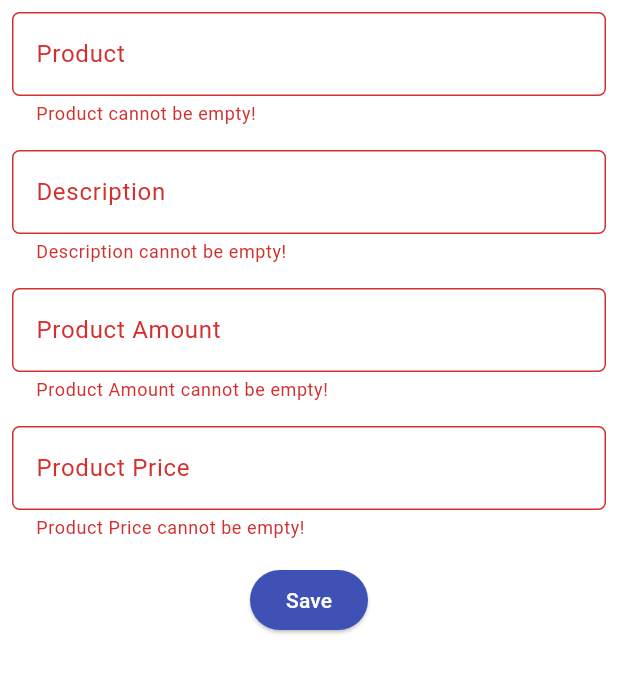
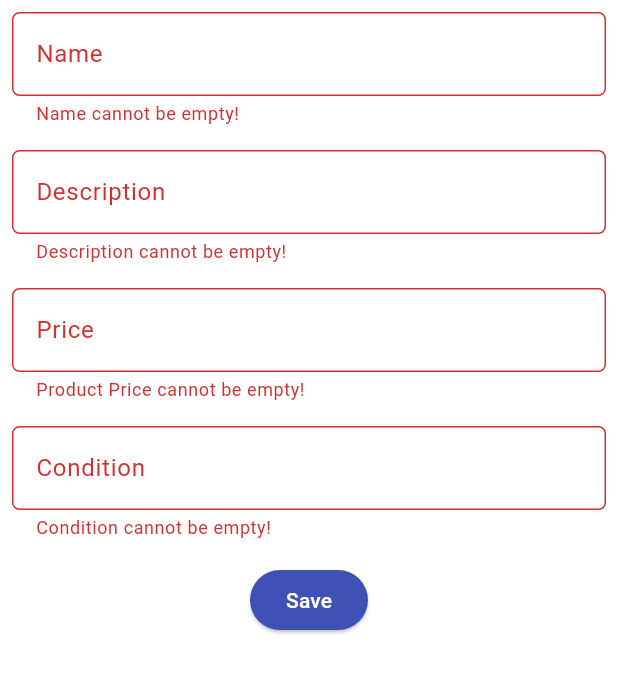
Before and after one commit to ksmratih/thrifting-haven-mobile, a Flutter app: the ThriftEntryFormPage screen opened directly, after a tap on "Save", on a phone screen of 412 x 824 dp, the part 84-778 px from its top. Run offline on Flutter 3.47's test engine with Material 3 defaults, Android fonts, the phone set to English and light mode, and no system bars; missing offline and left inert: pbp_django_auth.

Commit message:
assignment 9 done!

```diff
--- /dev/null
+++ b/lib/models/thrift_entry.dart
@@ -0,0 +1,65 @@
+// To parse this JSON data, do
+//
+//     final product = productFromJson(jsonString);
+
+import 'dart:convert';
+
+List<Product> productFromJson(String str) => List<Product>.from(json.decode(str).map((x) => Product.fromJson(x)));
+
+String productToJson(List<Product> data) => json.encode(List<dynamic>.from(data.map((x) => x.toJson())));
+
+class Product {
+    String model;
+    String pk;
+    Fields fields;
+
+    Product({
+        required this.model,
+        required this.pk,
+        required this.fields,
+    });
+
+    factory Product.fromJson(Map<String, dynamic> json) => Product(
+        model: json["model"],
+        pk: json["pk"],
+        fields: Fields.fromJson(json["fields"]),
+    );
+
+    Map<String, dynamic> toJson() => {
+        "model": model,
+        "pk": pk,
+        "fields": fields.toJson(),
+    };
+}
+
+class Fields {
+    int user;
+    String name;
+    int price;
+    String description;
+    String condition;
+
+    Fields({
+        required this.user,
+        required this.name,
+        required this.price,
+        required this.description,
+        required this.condition,
+    });
+
+    factory Fields.fromJson(Map<String, dynamic> json) => Fields(
+        user: json["user"],
+        name: json["name"],
+        price: json["price"],
+        description: json["description"],
+        condition: json["condition"],
+    );
+
+    Map<String, dynamic> toJson() => {
+        "user": user,
+        "name": name,
+        "price": price,
+        "description": description,
+        "condition": condition,
+    };
+}
--- a/lib/screens/menu.dart
+++ b/lib/screens/menu.dart
@@ -5,6 +5,7 @@
 class MyHomePage extends StatelessWidget {
   final String name = 'Kusuma Ratih Hanindyani'; // Name
   final String className = 'PBP KI'; // Class
+  final String npm = '2306256406'; // NPM
   final List<ItemHomepage> items = [
     ItemHomepage("View Product List", Icons.list),
     ItemHomepage("Add Product", Icons.add),
@@ -46,6 +47,7 @@
               children: [
                 InfoCard(title: 'Name', content: name),
                 InfoCard(title: 'Class', content: className),
+                InfoCard(title: 'NPM', content: npm),
               ],
             ),
 
--- a/lib/screens/thriftentry_form.dart
+++ b/lib/screens/thriftentry_form.dart
@@ -1,5 +1,9 @@
 import 'package:flutter/material.dart';
 import 'package:thrifting_haven_mobile/widgets/left_drawer.dart';
+import 'dart:convert';
+import 'package:pbp_django_auth/pbp_django_auth.dart';
+import 'package:provider/provider.dart';
+import 'package:thrifting_haven_mobile/screens/menu.dart';
 
 class ThriftEntryFormPage extends StatefulWidget {
   const ThriftEntryFormPage({super.key});
@@ -10,12 +14,14 @@
 
 class _ThriftEntryFormPageState extends State<ThriftEntryFormPage> {
   final _formKey = GlobalKey<FormState>();
-  String _product = "";
+  String _name = "";
   String _description = "";
-  int _amount = 0;
   int _price = 0;
+  String _condition = "";
   @override
   Widget build(BuildContext context) {
+    final request = context.watch<CookieRequest>();
+
     return Scaffold(
       appBar: AppBar(
         title: const Center(
@@ -37,20 +43,20 @@
                   padding: const EdgeInsets.all(8.0),
                   child: TextFormField(
                     decoration: InputDecoration(
-                      hintText: "Product",
-                      labelText: "Product",
+                      hintText: "Name",
+                      labelText: "Name",
                       border: OutlineInputBorder(
                         borderRadius: BorderRadius.circular(5.0),
                       ),
                     ),
                     onChanged: (String? value) {
                       setState(() {
-                        _product = value!;
+                        _name = value!;
                       });
                     },
                     validator: (String? value) {
                       if (value == null || value.isEmpty) {
-                        return "Product cannot be empty!";
+                        return "Name cannot be empty!";
                       }
                       return null;
                     },
@@ -83,38 +89,8 @@
                   padding: const EdgeInsets.all(8.0),
                   child: TextFormField(
                     decoration: InputDecoration(
-                      hintText: "Amount",
-                      labelText: "Product Amount",
-                      border: OutlineInputBorder(
-                        borderRadius: BorderRadius.circular(5.0),
-                      ),
-                    ),
-                    onChanged: (String? value) {
-                      setState(() {
-                        _amount = int.tryParse(value!) ?? 0;
-                      });
-                    },
-                    validator: (String? value) {
-                      if (value == null || value.isEmpty) {
-                        return "Product Amount cannot be empty!";
-                                }
-                      final amount = int.tryParse(value);
-                      if (amount == null) {
-                        return "Product Amount must be a number!";
-                      }
-                      if (amount < 0) {
-                        return "Product Amount cannot be negative!";
-                      }
-                      return null;
-                    },
-                  ),
-                ),
-                Padding(
-                  padding: const EdgeInsets.all(8.0),
-                  child: TextFormField(
-                    decoration: InputDecoration(
                       hintText: "Price",
-                      labelText: "Product Price",
+                      labelText: "Price",
                       border: OutlineInputBorder(
                         borderRadius: BorderRadius.circular(5.0),
                       ),
@@ -127,13 +103,36 @@
                     validator: (String? value) {
                       if (value == null || value.isEmpty) {
                         return "Product Price cannot be empty!";
-                      }
-                      final price = int.tryParse(value);
-                      if (price == null) {
+                                }
+                      final amount = int.tryParse(value);
+                      if (amount == null) {
                         return "Product Price must be a number!";
                       }
-                      if (price < 0) {
+                      if (amount < 0) {
                         return "Product Price cannot be negative!";
+                      }
+                      return null;
+                    },
+                  ),
+                ),
+                Padding(
+                  padding: const EdgeInsets.all(8.0),
+                  child: TextFormField(
+                    decoration: InputDecoration(
+                      hintText: "Condition",
+                      labelText: "Condition",
+                      border: OutlineInputBorder(
+                        borderRadius: BorderRadius.circular(5.0),
+                      ),
+                    ),
+                    onChanged: (String? value) {
+                      setState(() {
+                        _condition = value!;
+                      });
+                    },
+                    validator: (String? value) {
+                      if (value == null || value.isEmpty) {
+                        return "Condition cannot be empty!";
                       }
                       return null;
                     },
@@ -148,37 +147,39 @@
                         backgroundColor: MaterialStateProperty.all(
                             Theme.of(context).colorScheme.primary),
                       ),
-                      onPressed: () {
-                        if (_formKey.currentState!.validate()) {
-                          showDialog(
-                            context: context,
-                            builder: (context) {
-                              return AlertDialog(
-                                title: const Text('Product successfully saved'),
-                                content: SingleChildScrollView(
-                                  child: Column(
-                                    crossAxisAlignment: CrossAxisAlignment.start,
-                                    children: [
-                                      Text('Product: $_product'),
-                                      Text('Description: $_description'),
-                                      Text('Amount: $_amount'),
-                                      Text('Price: $_price')
-                                    ],
-                                  ),
-                                ),
-                                actions: [
-                                  TextButton(
-                                    child: const Text('OK'),
-                                    onPressed: () {
-                                      Navigator.pop(context);
-                                      _formKey.currentState!.reset();
-                                    },
-                                  ),
-                                ],
+                      onPressed: () async {
+                          if (_formKey.currentState!.validate()) {
+                              // Send request to Django and wait for the response
+                              // TODO: Change the URL to your Django app's URL. Don't forget to add the trailing slash (/) if needed.
+                              final response = await request.postJson(
+                                  "http://localhost:8000/add-flutter/",
+                                  jsonEncode(<String, String>{
+                                      'name': _name,
+                                      'description': _description,
+                                      'price': _price.toString(),
+                                      'condition': _condition,
+                                  // TODO: Adjust the fields with your project
+                                  }),
                               );
-                            },
-                          );
-                        }
+                              if (context.mounted) {
+                                  if (response['status'] == 'success') {
+                                      ScaffoldMessenger.of(context)
+                                          .showSnackBar(const SnackBar(
+                                      content: Text("New product has saved successfully!"),
+                                      ));
+                                      Navigator.pushReplacement(
+                                          context,
+                                          MaterialPageRoute(builder: (context) => MyHomePage()),
+                                      );
+                                  } else {
+                                      ScaffoldMessenger.of(context)
+                                          .showSnackBar(const SnackBar(
+                                          content:
+                                              Text("Something went wrong, please try again."),
+                                      ));
+                                  }
+                              }
+                          }
                       },
                       child: const Text(
                         "Save",
--- a/lib/widgets/left_drawer.dart
+++ b/lib/widgets/left_drawer.dart
@@ -1,6 +1,7 @@
 import 'package:flutter/material.dart';
 import 'package:thrifting_haven_mobile/screens/menu.dart';
 import 'package:thrifting_haven_mobile/screens/thriftentry_form.dart';
+import 'package:thrifting_haven_mobile/screens/list_thriftentry.dart';
 
 class LeftDrawer extends StatelessWidget {
   const LeftDrawer({super.key});
@@ -27,7 +28,7 @@
                 ),
                 Padding(padding: EdgeInsets.all(8)),
                 Text(
-                  "Track your mental health every day here!",
+                  "Get your thrifting finds over here!",
                   textAlign: TextAlign.center,
                   style: TextStyle(
                     fontSize: 15,
@@ -50,7 +51,7 @@
             },
           ),
           ListTile(
-            leading: const Icon(Icons.mood),
+            leading: const Icon(Icons.inventory),
             title: const Text('Add Product'),
             // Redirection part to ThriftEntryFormPage
             onTap: () {
@@ -60,6 +61,17 @@
               );
             },
           ),
+          ListTile(
+              leading: const Icon(Icons.add_box),
+              title: const Text('Product List'),
+              onTap: () {
+                  // Route to the thrift page
+                  Navigator.push(
+                      context,
+                      MaterialPageRoute(builder: (context) => const ProductPage()),
+                  );
+              },
+          ),
         ],
       ),
     );
--- a/pubspec.yaml
+++ b/pubspec.yaml
@@ -35,6 +35,9 @@
   # The following adds the Cupertino Icons font to your application.
   # Use with the CupertinoIcons class for iOS style icons.
   cupertino_icons: ^1.0.8
+  provider: ^6.1.2
+  pbp_django_auth: ^0.4.0
+  http: ^1.2.2
 
 dev_dependencies:
   flutter_test:
```
Also changed, not shown: lib/main.dart (+17 -9 lines), lib/screens/list_thriftentry.dart (added, +90 -0 lines), lib/screens/login.dart (added, +181 -0 lines), lib/screens/register.dart (added, +166 -0 lines), lib/widgets/thrift_card.dart (+40 -3 lines), pubspec.lock, 2 other files.
